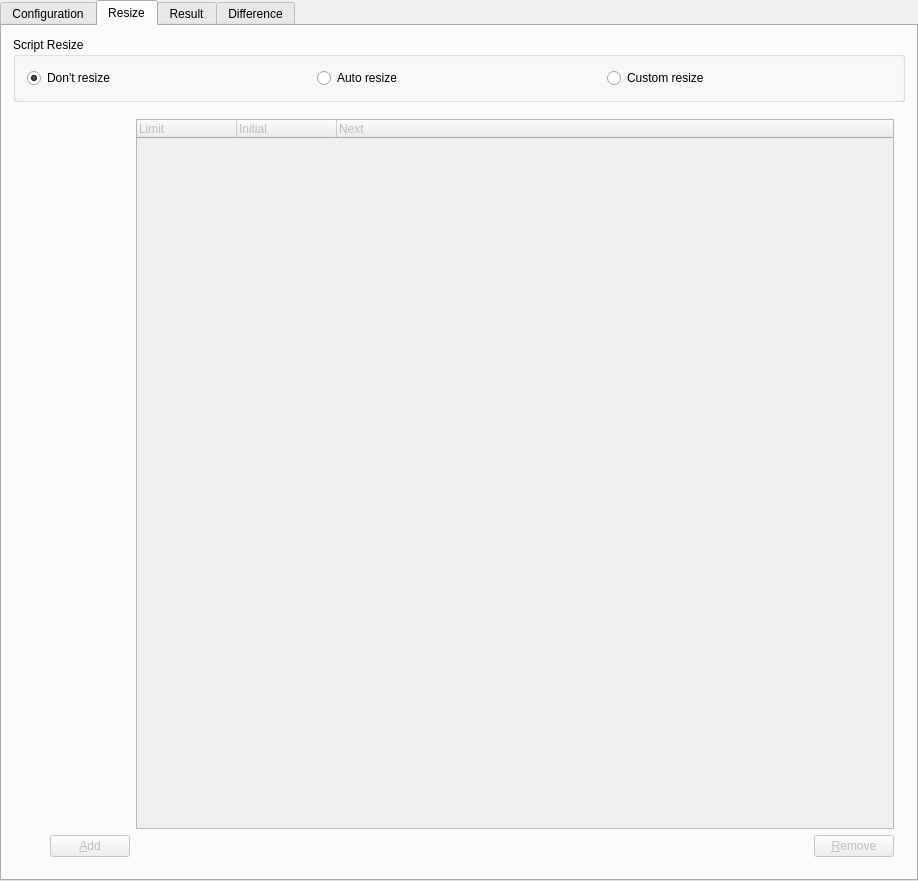
Above: src/tools/toscriptui.ui from tora-tool/tora before the change. Below: the same form after it.
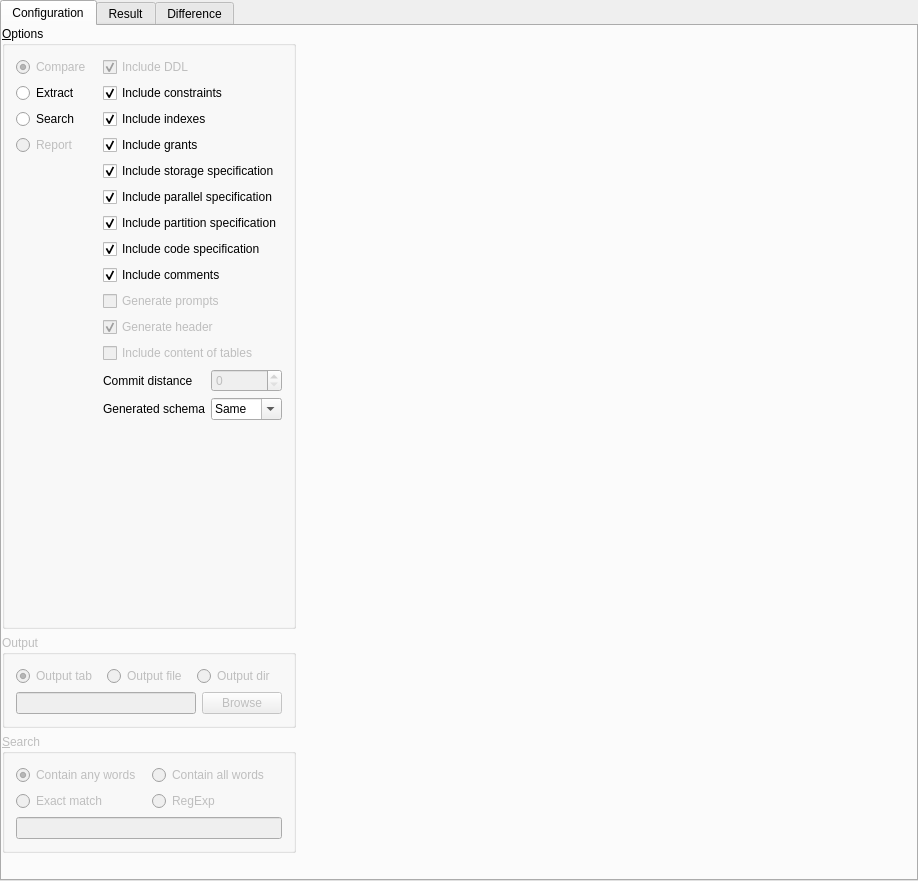
That is the form after the change. The open tabs and pages were chosen to show the change. Custom widgets are drawn as their Qt base class.

What changed in the file:
```diff
--- a/src/tools/toscriptui.ui
+++ b/src/tools/toscriptui.ui
@@ -30,17 +30,9 @@
    <property name="currentIndex" >
     <number>0</number>
    </property>
-   <widget class="QWidget" name="tab" >
-    <property name="geometry" >
-     <rect>
-      <x>0</x>
-      <y>0</y>
-      <width>906</width>
-      <height>837</height>
-     </rect>
-    </property>
-    <property name="sizePolicy" >
-     <sizepolicy vsizetype="Expanding" hsizetype="Expanding" >
+   <widget class="QWidget" name="tab">
+    <property name="sizePolicy">
+     <sizepolicy hsizetype="Expanding" vsizetype="Expanding">
       <horstretch>0</horstretch>
       <verstretch>0</verstretch>
      </sizepolicy>
@@ -70,9 +62,12 @@
          <property name="spacing" >
           <number>6</number>
          </property>
-         <item row="0" column="0" >
-          <widget class="QRadioButton" name="Compare" >
-           <property name="toolTip" >
+         <item row="0" column="0">
+          <widget class="QRadioButton" name="Compare">
+           <property name="enabled">
+            <bool>false</bool>
+           </property>
+           <property name="toolTip">
             <string>Compare two databases or schemas</string>
            </property>
            <property name="text" >
@@ -238,66 +233,12 @@
          <item rowspan="15" row="0" column="1" >
           <widget class="Line" name="Line3" />
          </item>
-         <item rowspan="10" row="5" column="0" >
-          <spacer>
-           <property name="orientation" >
-            <enum>Qt::Vertical</enum>
-           </property>
-           <property name="sizeType" >
-            <enum>QSizePolicy::Expanding</enum>
-           </property>
-           <property name="sizeHint" stdset="0" >
-            <size>
-             <width>20</width>
-             <height>20</height>
-            </size>
-           </property>
-          </spacer>
-         </item>
-         <item row="3" column="0" >
-          <widget class="QRadioButton" name="Migrate" >
-           <property name="enabled" >
-            <bool>true</bool>
-           </property>
-           <property name="toolTip" >
-            <string>Create database scripts to convert schema or database from source to destination</string>
-           </property>
-           <property name="text" >
-            <string>Migrate</string>
-           </property>
-           <property name="checked" >
+         <item row="9" column="2" colspan="2">
+          <widget class="QCheckBox" name="IncludePrompt">
+           <property name="enabled">
             <bool>false</bool>
            </property>
-           <property name="buttonGroupId" stdset="0" >
-            <number>2</number>
-           </property>
-          </widget>
-         </item>
-         <item row="4" column="0" >
-          <widget class="QRadioButton" name="Report" >
-           <property name="enabled" >
-            <bool>true</bool>
-           </property>
-           <property name="toolTip" >
-            <string>Create database scripts to convert schema or database from source to destination</string>
-           </property>
-           <property name="text" >
-            <string>Report</string>
-           </property>
-           <property name="checked" >
-            <bool>false</bool>
-           </property>
-           <property name="buttonGroupId" stdset="0" >
-            <number>4</number>
-           </property>
-          </widget>
-         </item>
-         <item row="9" column="2" colspan="2" >
-          <widget class="QCheckBox" name="IncludePrompt" >
-           <property name="enabled" >
-            <bool>false</bool>
-           </property>
-           <property name="focusPolicy" >
+           <property name="focusPolicy">
             <enum>Qt::NoFocus</enum>
            </property>
            <property name="toolTip" >
@@ -314,15 +255,15 @@
            </property>
           </widget>
          </item>
-         <item row="14" column="2" >
+         <item row="14" column="2">
           <spacer>
-           <property name="orientation" >
+           <property name="orientation">
             <enum>Qt::Vertical</enum>
            </property>
-           <property name="sizeType" >
+           <property name="sizeType">
             <enum>QSizePolicy::Expanding</enum>
            </property>
-           <property name="sizeHint" stdset="0" >
+           <property name="sizeHint" stdset="0">
             <size>
              <width>20</width>
              <height>20</height>
@@ -424,6 +365,22 @@
            </property>
           </widget>
          </item>
+         <item row="3" column="0">
+          <widget class="QRadioButton" name="Report">
+           <property name="enabled">
+            <bool>false</bool>
+           </property>
+           <property name="toolTip">
+            <string>Create database scripts to convert schema or database from source to destination</string>
+           </property>
+           <property name="text">
+            <string>Report</string>
+           </property>
+           <property name="checked">
+            <bool>false</bool>
+           </property>
+          </widget>
+         </item>
         </layout>
        </widget>
       </item>
@@ -599,223 +556,8 @@
      </layout>
     </widget>
    </widget>
-   <widget class="QWidget" name="ResizeTab" >
-    <property name="geometry" >
-     <rect>
-      <x>0</x>
-      <y>0</y>
-      <width>906</width>
-      <height>837</height>
-     </rect>
-    </property>
-    <attribute name="title" >
-     <string>Resize</string>
-    </attribute>
-    <layout class="QGridLayout" >
-     <property name="margin" >
-      <number>11</number>
-     </property>
-     <property name="spacing" >
-      <number>6</number>
-     </property>
-     <item row="0" column="0" >
-      <widget class="QGroupBox" name="ButtonGroup2_2" >
-       <property name="sizePolicy" >
-        <sizepolicy vsizetype="Maximum" hsizetype="Preferred" >
-         <horstretch>0</horstretch>
-         <verstretch>0</verstretch>
-        </sizepolicy>
-       </property>
-       <property name="title" >
-        <string>Script Resize</string>
-       </property>
-       <layout class="QGridLayout" >
-        <property name="margin" >
-         <number>11</number>
-        </property>
-        <property name="spacing" >
-         <number>6</number>
-        </property>
-        <item row="0" column="0" >
-         <widget class="QRadioButton" name="DontResize" >
-          <property name="text" >
-           <string>Don't resize</string>
-          </property>
-          <property name="checked" >
-           <bool>true</bool>
-          </property>
-         </widget>
-        </item>
-        <item row="0" column="1" >
-         <widget class="QRadioButton" name="AutoResize" >
-          <property name="text" >
-           <string>Auto resize</string>
-          </property>
-         </widget>
-        </item>
-        <item row="0" column="2" >
-         <widget class="QRadioButton" name="CustomResize" >
-          <property name="text" >
-           <string>Custom resize</string>
-          </property>
-         </widget>
-        </item>
-       </layout>
-      </widget>
-     </item>
-     <item row="1" column="0" >
-      <widget class="QFrame" name="Frame4" >
-       <property name="enabled" >
-        <bool>false</bool>
-       </property>
-       <property name="frameShape" >
-        <enum>QFrame::NoFrame</enum>
-       </property>
-       <property name="frameShadow" >
-        <enum>QFrame::Plain</enum>
-       </property>
-       <layout class="QGridLayout" >
-        <property name="margin" >
-         <number>11</number>
-        </property>
-        <property name="spacing" >
-         <number>6</number>
-        </property>
-        <item row="3" column="0" >
-         <spacer>
-          <property name="orientation" >
-           <enum>Qt::Vertical</enum>
-          </property>
-          <property name="sizeType" >
-           <enum>QSizePolicy::Expanding</enum>
-          </property>
-          <property name="sizeHint" stdset="0" >
-           <size>
-            <width>20</width>
-            <height>20</height>
-           </size>
-          </property>
-         </spacer>
-        </item>
-        <item rowspan="4" row="0" column="2" colspan="2" >
-         <widget class="toTreeWidget" name="Sizes" >
-          <property name="allColumnsShowFocus" >
-           <bool>true</bool>
-          </property>
-          <column>
-           <property name="text" >
-            <string>Limit</string>
-           </property>
-          </column>
-          <column>
-           <property name="text" >
-            <string>Initial</string>
-           </property>
-          </column>
-          <column>
-           <property name="text" >
-            <string>Next</string>
-           </property>
-          </column>
-         </widget>
-        </item>
-        <item row="0" column="0" colspan="2" >
-         <widget class="toFilesize" native="1" name="Limit" >
-          <property name="focusPolicy" >
-           <enum>Qt::TabFocus</enum>
-          </property>
-         </widget>
-        </item>
-        <item row="1" column="0" colspan="2" >
-         <widget class="toFilesize" native="1" name="Initial" >
-          <property name="focusPolicy" >
-           <enum>Qt::TabFocus</enum>
-          </property>
-         </widget>
-        </item>
-        <item row="2" column="0" colspan="2" >
-         <widget class="toFilesize" native="1" name="Next" >
-          <property name="focusPolicy" >
-           <enum>Qt::TabFocus</enum>
-          </property>
-         </widget>
-        </item>
-        <item row="4" column="1" >
-         <widget class="QPushButton" name="AddButton" >
-          <property name="sizePolicy" >
-           <sizepolicy vsizetype="Fixed" hsizetype="Fixed" >
-            <horstretch>0</horstretch>
-            <verstretch>0</verstretch>
-           </sizepolicy>
-          </property>
-          <property name="text" >
-           <string>&amp;Add</string>
-          </property>
-          <property name="default" >
-           <bool>true</bool>
-          </property>
-         </widget>
-        </item>
-        <item row="4" column="3" >
-         <widget class="QPushButton" name="Remove" >
-          <property name="sizePolicy" >
-           <sizepolicy vsizetype="Fixed" hsizetype="Fixed" >
-            <horstretch>0</horstretch>
-            <verstretch>0</verstretch>
-           </sizepolicy>
-          </property>
-          <property name="text" >
-           <string>&amp;Remove</string>
-          </property>
-         </widget>
-        </item>
-        <item row="4" column="0" >
-         <spacer>
-          <property name="orientation" >
-           <enum>Qt::Horizontal</enum>
-          </property>
-          <property name="sizeType" >
-           <enum>QSizePolicy::Minimum</enum>
-          </property>
-          <property name="sizeHint" stdset="0" >
-           <size>
-            <width>20</width>
-            <height>20</height>
-           </size>
-          </property>
-         </spacer>
-        </item>
-        <item row="4" column="2" >
-         <spacer>
-          <property name="orientation" >
-           <enum>Qt::Horizontal</enum>
-          </property>
-          <property name="sizeType" >
-           <enum>QSizePolicy::Expanding</enum>
-          </property>
-          <property name="sizeHint" stdset="0" >
-           <size>
-            <width>20</width>
-            <height>20</height>
-           </size>
-          </property>
-         </spacer>
-        </item>
-       </layout>
-      </widget>
-     </item>
-    </layout>
-   </widget>
-   <widget class="QWidget" name="ResultTab" >
-    <property name="geometry" >
-     <rect>
-      <x>0</x>
-      <y>0</y>
-      <width>906</width>
-      <height>837</height>
-     </rect>
-    </property>
-    <attribute name="title" >
+   <widget class="QWidget" name="ResultTab">
+    <attribute name="title">
      <string>Result</string>
     </attribute>
    </widget>
@@ -835,16 +577,6 @@
   </widget>
  </widget>
  <customwidgets>
-  <customwidget>
-   <class>toTreeWidget</class>
-   <extends>QTreeWidget</extends>
-   <header>widgets/totreewidget.h</header>
-  </customwidget>
-  <customwidget>
-   <class>toFilesize</class>
-   <extends>QWidget</extends>
-   <header>tools/tofilesize.h</header>
-  </customwidget>
   <customwidget>
    <class>toScriptSchemaWidget</class>
    <extends>QWidget</extends>
```
Left out of the diff: 710 changed lines with no effect on the pictures.
